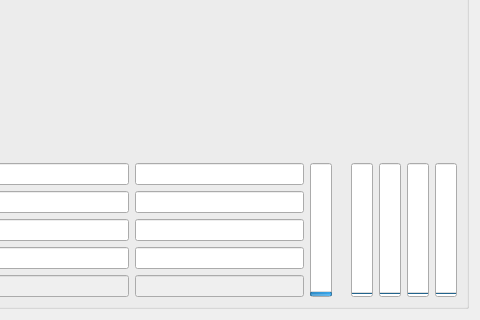
Before: the Qt Designer form ui/tabs/flightTab.ui in ninfeion/BBflight-clients-restruction-python, drawn with Qt 5; both pictures show x 377 to 857 and y 360 to 680 of the 857 by 680 pixel window.
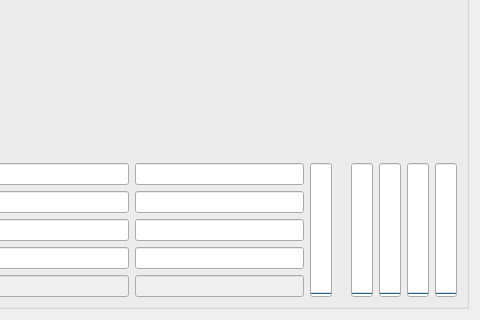
After: the same form once the commit is applied.

Patch:
```diff
--- a/ui/tabs/flightTab.ui
+++ b/ui/tabs/flightTab.ui
@@ -644,7 +644,7 @@
                  <number>2000</number>
                 </property>
                 <property name="value">
-                 <number>24</number>
+                 <number>0</number>
                 </property>
                 <property name="textVisible">
                  <bool>true</bool>
```
